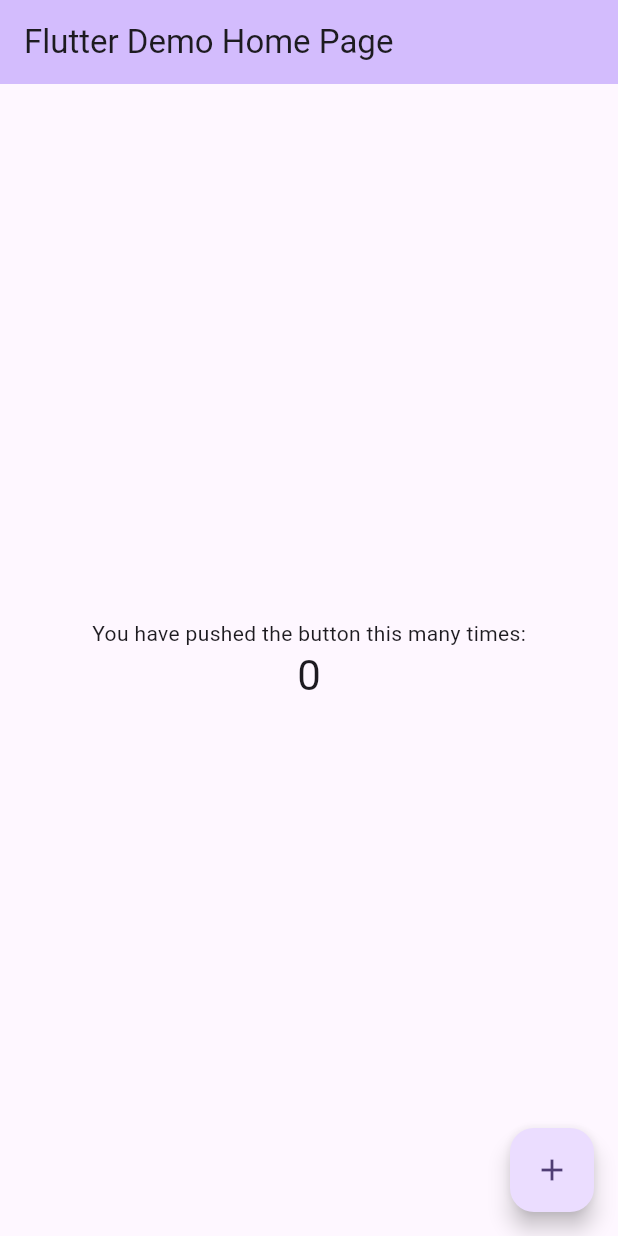
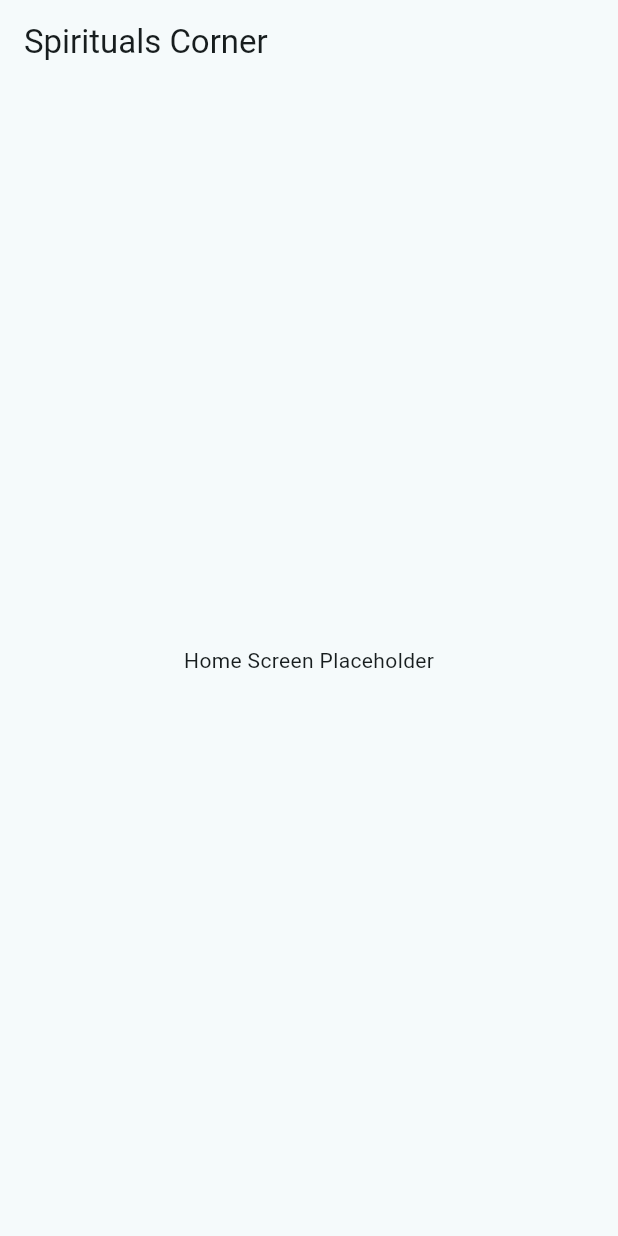
Before and after one commit to vtproduction/spiritual-corner, a Flutter app: the screen it shows after launch, on a phone screen of 412 x 824 dp. Run offline on Flutter 3.47's test engine with Material 3 defaults, Android fonts, the phone set to English and light mode, and no system bars; our stand-ins replace flutter_riverpod, go_router.

Commit message:
feat: Initialize core application structure with Riverpod, routing, and main screens.

```diff
--- a/spiritual_app/lib/main.dart
+++ b/spiritual_app/lib/main.dart
@@ -1,122 +1,37 @@
 import 'package:flutter/material.dart';
+import 'package:flutter_riverpod/flutter_riverpod.dart';
+import 'presentation/routing/app_router.dart';
 
 void main() {
-  runApp(const MyApp());
+  runApp(
+    const ProviderScope(
+      child: SpiritualsCornerApp(),
+    ),
+  );
 }
 
-class MyApp extends StatelessWidget {
-  const MyApp({super.key});
+class SpiritualsCornerApp extends StatelessWidget {
+  const SpiritualsCornerApp({super.key});
 
-  // This widget is the root of your application.
   @override
   Widget build(BuildContext context) {
-    return MaterialApp(
-      title: 'Flutter Demo',
+    return MaterialApp.router(
+      title: 'Spirituals Corner',
       theme: ThemeData(
-        // This is the theme of your application.
-        //
-        // TRY THIS: Try running your application with "flutter run". You'll see
-        // the application has a purple toolbar. Then, without quitting the app,
-        // try changing the seedColor in the colorScheme below to Colors.green
-        // and then invoke "hot reload" (save your changes or press the "hot
-        // reload" button in a Flutter-supported IDE, or press "r" if you used
-        // the command line to start the app).
-        //
-        // Notice that the counter didn't reset back to zero; the application
-        // state is not lost during the reload. To reset the state, use hot
-        // restart instead.
-        //
-        // This works for code too, not just values: Most code changes can be
-        // tested with just a hot reload.
-        colorScheme: ColorScheme.fromSeed(seedColor: Colors.deepPurple),
+        colorScheme: ColorScheme.fromSeed(
+          seedColor: Colors.grey, // Neutral colors
+          brightness: Brightness.light,
+        ),
+        useMaterial3: true,
       ),
-      home: const MyHomePage(title: 'Flutter Demo Home Page'),
+      darkTheme: ThemeData(
+        colorScheme: ColorScheme.fromSeed(
+          seedColor: Colors.grey,
+          brightness: Brightness.dark,
+        ),
+        useMaterial3: true,
+      ),
+      routerConfig: appRouter,
     );
   }
 }
-
-class MyHomePage extends StatefulWidget {
-  const MyHomePage({super.key, required this.title});
-
-  // This widget is the home page of your application. It is stateful, meaning
-  // that it has a State object (defined below) that contains fields that affect
-  // how it looks.
-
-  // This class is the configuration for the state. It holds the values (in this
-  // case the title) provided by the parent (in this case the App widget) and
-  // used by the build method of the State. Fields in a Widget subclass are
-  // always marked "final".
-
-  final String title;
-
-  @override
-  State<MyHomePage> createState() => _MyHomePageState();
-}
-
-class _MyHomePageState extends State<MyHomePage> {
-  int _counter = 0;
-
-  void _incrementCounter() {
-    setState(() {
-      // This call to setState tells the Flutter framework that something has
-      // changed in this State, which causes it to rerun the build method below
-      // so that the display can reflect the updated values. If we changed
-      // _counter without calling setState(), then the build method would not be
-      // called again, and so nothing would appear to happen.
-      _counter++;
-    });
-  }
-
-  @override
-  Widget build(BuildContext context) {
-    // This method is rerun every time setState is called, for instance as done
-    // by the _incrementCounter method above.
-    //
-    // The Flutter framework has been optimized to make rerunning build methods
-    // fast, so that you can just rebuild anything that needs updating rather
-    // than having to individually change instances of widgets.
-    return Scaffold(
-      appBar: AppBar(
-        // TRY THIS: Try changing the color here to a specific color (to
-        // Colors.amber, perhaps?) and trigger a hot reload to see the AppBar
-        // change color while the other colors stay the same.
-        backgroundColor: Theme.of(context).colorScheme.inversePrimary,
-        // Here we take the value from the MyHomePage object that was created by
-        // the App.build method, and use it to set our appbar title.
-        title: Text(widget.title),
-      ),
-      body: Center(
-        // Center is a layout widget. It takes a single child and positions it
-        // in the middle of the parent.
-        child: Column(
-          // Column is also a layout widget. It takes a list of children and
-          // arranges them vertically. By default, it sizes itself to fit its
-          // children horizontally, and tries to be as tall as its parent.
-          //
-          // Column has various properties to control how it sizes itself and
-          // how it positions its children. Here we use mainAxisAlignment to
-          // center the children vertically; the main axis here is the vertical
-          // axis because Columns are vertical (the cross axis would be
-          // horizontal).
-          //
-          // TRY THIS: Invoke "debug painting" (choose the "Toggle Debug Paint"
-          // action in the IDE, or press "p" in the console), to see the
-          // wireframe for each widget.
-          mainAxisAlignment: MainAxisAlignment.center,
-          children: <Widget>[
-            const Text('You have pushed the button this many times:'),
-            Text(
-              '$_counter',
-              style: Theme.of(context).textTheme.headlineMedium,
-            ),
-          ],
-        ),
-      ),
-      floatingActionButton: FloatingActionButton(
-        onPressed: _incrementCounter,
-        tooltip: 'Increment',
-        child: const Icon(Icons.add),
-      ), // This trailing comma makes auto-formatting nicer for build methods.
-    );
-  }
-}
--- /dev/null
+++ b/spiritual_app/lib/presentation/routing/app_router.dart
@@ -0,0 +1,22 @@
+import 'package:go_router/go_router.dart';
+import '../screens/calendar_screen.dart';
+import '../screens/home_screen.dart';
+import '../screens/prayer_screen.dart';
+
+final appRouter = GoRouter(
+  initialLocation: '/',
+  routes: [
+    GoRoute(
+      path: '/',
+      builder: (context, state) => const HomeScreen(),
+    ),
+    GoRoute(
+      path: '/calendar',
+      builder: (context, state) => const CalendarScreen(),
+    ),
+    GoRoute(
+      path: '/prayers',
+      builder: (context, state) => const PrayerScreen(),
+    ),
+  ],
+);
--- /dev/null
+++ b/spiritual_app/lib/presentation/screens/home_screen.dart
@@ -0,0 +1,17 @@
+import 'package:flutter/material.dart';
+
+class HomeScreen extends StatelessWidget {
+  const HomeScreen({super.key});
+
+  @override
+  Widget build(BuildContext context) {
+    return Scaffold(
+      appBar: AppBar(
+        title: const Text('Spirituals Corner'),
+      ),
+      body: const Center(
+        child: Text('Home Screen Placeholder'),
+      ),
+    );
+  }
+}
```
Also changed, not shown: spiritual_app/lib/presentation/screens/calendar_screen.dart (added, +17 -0 lines), spiritual_app/lib/presentation/screens/prayer_screen.dart (added, +17 -0 lines), spiritual_app/pubspec.yaml (+7 -0 lines), 9 other files.
